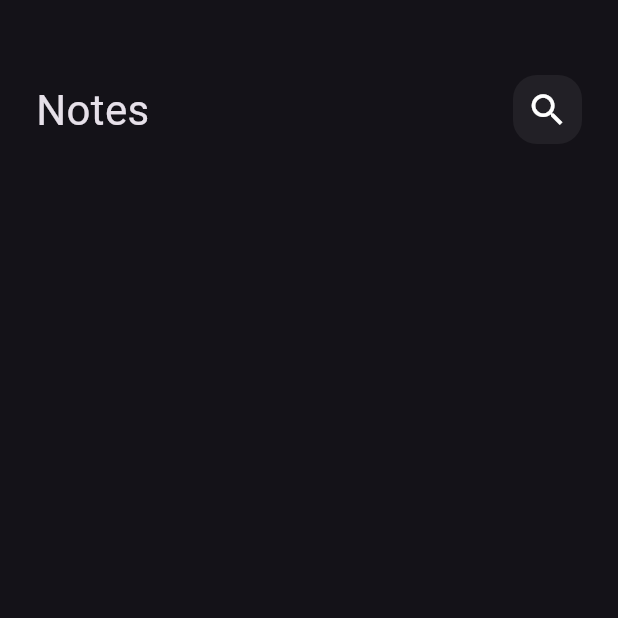
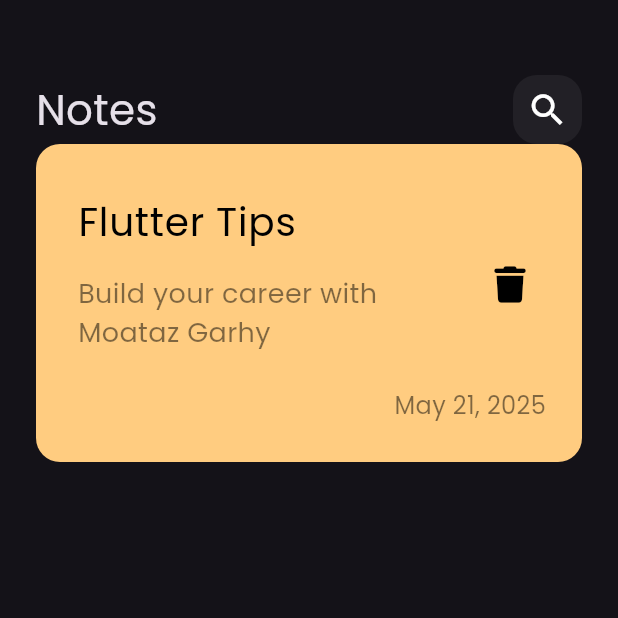
Before and after one commit to Moataz303/notes_app, a Flutter app: the screen it shows after launch, on a phone screen of 412 x 824 dp, the top half of it. Run offline on Flutter 3.47's test engine with Material 3 defaults, Android fonts, the phone set to English and light mode, and no system bars; our stand-ins replace font_awesome_flutter.

Commit message:
create custom note item

```diff
--- a/lib/main.dart
+++ b/lib/main.dart
@@ -11,7 +11,10 @@ class NotesApp extends StatelessWidget {
   @override
   Widget build(BuildContext context) {
     return MaterialApp(
-      theme: ThemeData(brightness: Brightness.dark),
+      theme: ThemeData(
+        brightness: Brightness.dark,
+        fontFamily: 'Poppins',
+      ),
       home: const NotesView(),
     );
   }
--- a/lib/views/notes_view.dart
+++ b/lib/views/notes_view.dart
@@ -1,5 +1,6 @@
 import 'package:flutter/material.dart';
-import 'widgets/notes_view_body.dart';
+import 'notes_view_body.dart';
+
 
 class NotesView extends StatelessWidget {
   const NotesView({super.key});
--- a/lib/views/widgets/notes_view_body.dart
+++ b/lib/views/notes_view_body.dart
@@ -1,5 +1,6 @@
 import 'package:flutter/material.dart';
-import 'custom_app_bar.dart';
+import 'widgets/custom_app_bar.dart';
+import 'widgets/custom_note_item.dart';
 
 class NotesViewBody extends StatelessWidget {
   const NotesViewBody({super.key});
@@ -14,6 +15,7 @@ class NotesViewBody extends StatelessWidget {
             height: 50,
           ),
           CustomAppBar(),
+          CustomNoteItem(),
         ],
       ),
     );
--- /dev/null
+++ b/lib/views/widgets/custom_note_item.dart
@@ -0,0 +1,56 @@
+import 'package:flutter/material.dart';
+import 'package:font_awesome_flutter/font_awesome_flutter.dart';
+
+class CustomNoteItem extends StatelessWidget {
+  const CustomNoteItem({super.key});
+
+  @override
+  Widget build(BuildContext context) {
+    return Container(
+      padding: const EdgeInsets.only(top: 24, bottom: 26, left: 12),
+      decoration: BoxDecoration(
+        color: const Color(0xffFFCC80),
+        borderRadius: BorderRadius.circular(16),
+      ),
+      child: Column(
+        crossAxisAlignment: CrossAxisAlignment.end,
+        children: [
+          ListTile(
+            title: const Text(
+              'Flutter Tips',
+              style: TextStyle(color: Colors.black, fontSize: 26),
+            ),
+            subtitle: Padding(
+              padding: const EdgeInsets.only(top: 16, bottom: 16),
+              child: Text(
+                'Build your career with Moataz Garhy',
+                style: TextStyle(
+                  color: Colors.black.withOpacity(0.5),
+                  fontSize: 18,
+                ),
+              ),
+            ),
+            trailing: IconButton(
+              onPressed: () {},
+              icon: const Icon(
+                FontAwesomeIcons.trash,
+                color: Colors.black,
+                size: 24,
+              ),
+            ),
+          ),
+          Padding(
+            padding: const EdgeInsets.only(right: 24.0),
+            child: Text(
+              'May 21, 2025',
+              style: TextStyle(
+                color: Colors.black.withOpacity(0.5),
+                fontSize: 16,
+              ),
+            ),
+          )
+        ],
+      ),
+    );
+  }
+}
```
Also changed, not shown: pubspec.yaml (+5 -6 lines), assets/fonts/Poppins-Regular.ttf (added), pubspec.lock.
